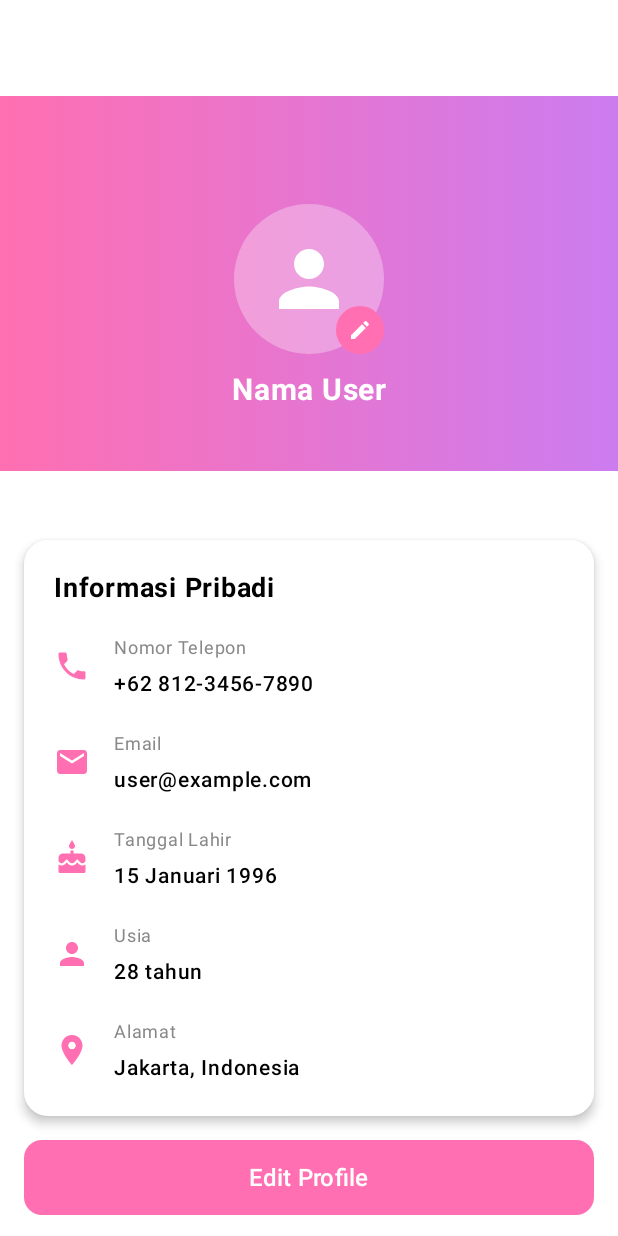
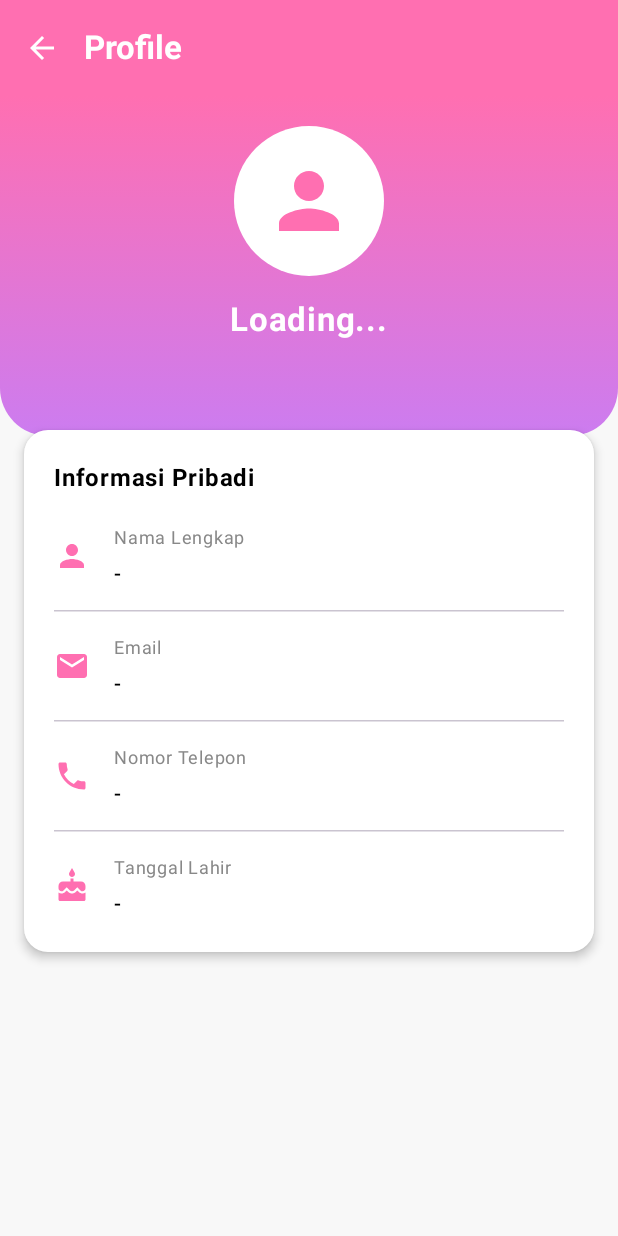
Before and after one commit to rapsz30/SehatJantungku, an Android app built with Jetpack Compose: the ProfileScreen screen opened through its navigation route, on a phone screen of 412 x 824 dp. Run offline under Robolectric (Android 15) with nearby library versions, the phone set to English and light mode, and no system bars; our stand-ins replace Firebase (no records; nobody signed in at launch, a user with empty details on screens opened directly).

Commit message:
connecting database (profile screen)

```diff
--- a/app/src/main/java/com/example/sehatjantungku/data/model/User.kt
+++ b/app/src/main/java/com/example/sehatjantungku/data/model/User.kt
@@ -4,5 +4,6 @@ data class User(
     val uid: String = "",
     val name: String = "",
     val email: String = "",
-    val phone: String = ""
+    val phone: String = "",
+    val birthDate: String = "" // Field baru untuk tanggal lahir
 )
--- a/app/src/main/java/com/example/sehatjantungku/data/repository/AuthRepository.kt
+++ b/app/src/main/java/com/example/sehatjantungku/data/repository/AuthRepository.kt
@@ -9,15 +9,13 @@ class AuthRepository {
     private val auth = FirebaseAuth.getInstance()
     private val db = FirebaseFirestore.getInstance()
 
-    // Fungsi untuk Registrasi User Baru
-    suspend fun registerUser(name: String, email: String, phone: String, pass: String): Result<Unit> {
+    // Fungsi untuk Registrasi User Baru dengan Tanggal Lahir
+    suspend fun registerUser(name: String, email: String, phone: String, pass: String, birthDate: String): Result<Unit> {
         return try {
-            // 1. Buat akun di Firebase Auth
             val result = auth.createUserWithEmailAndPassword(email, pass).await()
             val uid = result.user?.uid ?: ""
-
-            // 2. Simpan data profil tambahan ke Firestore
-            val user = User(uid = uid, name = name, email = email, phone = phone)
+            // Menyimpan objek User ke Firestore
+            val user = User(uid = uid, name = name, email = email, phone = phone, birthDate = birthDate)
             db.collection("users").document(uid).set(user).await()
 
             Result.success(Unit)
@@ -26,6 +24,17 @@ class AuthRepository {
         }
     }
 
+    // Fungsi untuk mengambil data profil dari Firestore
+    suspend fun getUserProfile(): Result<User?> {
+        return try {
+            val uid = auth.currentUser?.uid ?: return Result.success(null)
+            val snapshot = db.collection("users").document(uid).get().await()
+            val user = snapshot.toObject(User::class.java)
+            Result.success(user)
+        } catch (e: Exception) {
+            Result.failure(e)
+        }
+    }
     // Fungsi untuk Login
     suspend fun loginUser(email: String, pass: String): Result<Unit> {
         return try {
@@ -35,8 +44,7 @@ class AuthRepository {
             Result.failure(e)
         }
     }
-
-    // Fungsi untuk Lupa Password (Reset Email)
+    // Fungsi untuk Lupa Password
     suspend fun sendPasswordReset(email: String): Result<Unit> {
         return try {
             auth.sendPasswordResetEmail(email).await()
@@ -46,7 +54,7 @@ class AuthRepository {
         }
     }
 
-    // Fungsi Logout (Opsional untuk digunakan di Profile)
+    // Fungsi Logout
     fun logout() {
         auth.signOut()
     }
--- a/app/src/main/java/com/example/sehatjantungku/ui/screens/profile/ProfileScreen.kt
+++ b/app/src/main/java/com/example/sehatjantungku/ui/screens/profile/ProfileScreen.kt
@@ -9,6 +9,7 @@ import androidx.compose.material.icons.Icons
 import androidx.compose.material.icons.filled.*
 import androidx.compose.material3.*
 import androidx.compose.runtime.Composable
+import androidx.compose.runtime.LaunchedEffect
 import androidx.compose.ui.Alignment
 import androidx.compose.ui.Modifier
 import androidx.compose.ui.draw.clip
@@ -18,16 +19,27 @@ import androidx.compose.ui.graphics.vector.ImageVector
 import androidx.compose.ui.text.font.FontWeight
 import androidx.compose.ui.unit.dp
 import androidx.compose.ui.unit.sp
+import androidx.lifecycle.viewmodel.compose.viewModel
 import androidx.navigation.NavController
-import com.example.sehatjantungku.ui.theme.PinkMain
-import com.example.sehatjantungku.ui.theme.PurpleLight
+import com.example.sehatjantungku.ui.viewmodel.AuthViewModel
 
 @OptIn(ExperimentalMaterial3Api::class)
 @Composable
-fun ProfileScreen(navController: NavController) {
+fun ProfileScreen(
+    navController: NavController,
+    viewModel: AuthViewModel = viewModel()
+) {
+    val pinkMain = Color(0xFFFF6FB1)
+    val purpleLight = Color(0xFFCC7CF0)
+
+    LaunchedEffect(Unit) {
+        viewModel.fetchUserProfile()
+    }
+
+    val user = viewModel.userData
+
     Scaffold(
         topBar = {
-            // Gunakan TopAppBar transparan agar gradient di konten terlihat
             TopAppBar(
                 title = { Text("Profile", color = Color.White, fontWeight = FontWeight.Bold) },
                 navigationIcon = {
@@ -35,199 +47,75 @@ fun ProfileScreen(navController: NavController) {
                         Icon(Icons.Default.ArrowBack, contentDescription = "Back", tint = Color.White)
                     }
                 },
-                colors = TopAppBarDefaults.topAppBarColors(
-                    containerColor = Color.Transparent,
-                    // Pastikan konten bar di render di atas insets
-                    titleContentColor = Color.White,
-                    navigationIconContentColor = Color.White
-                )
+                colors = TopAppBarDefaults.topAppBarColors(containerColor = pinkMain)
             )
         }
-    ) { paddingValues ->
+    ) { innerPadding ->
         LazyColumn(
             modifier = Modifier
                 .fillMaxSize()
-                .background(Color.White)
-                // Menerapkan padding atas dari Scaffold (termasuk status bar dan TopAppBar)
-                .padding(paddingValues)
+                .padding(innerPadding)
+                .background(Color(0xFFF8F8F8)),
+            horizontalAlignment = Alignment.CenterHorizontally
         ) {
-            // Header with gradient
             item {
                 Box(
                     modifier = Modifier
                         .fillMaxWidth()
-                        .height(280.dp) // Ketinggian asli dari file ProfileScreen.kt
+                        .background(
+                            brush = Brush.verticalGradient(colors = listOf(pinkMain, purpleLight)),
+                            shape = RoundedCornerShape(bottomStart = 32.dp, bottomEnd = 32.dp)
+                        )
+                        .padding(bottom = 40.dp, top = 20.dp),
+                    contentAlignment = Alignment.Center
                 ) {
-                    // Gradient Background
-                    Box(
-                        modifier = Modifier
-                            .fillMaxWidth()
-                            .height(250.dp)
-                            .background(
-                                Brush.horizontalGradient(
-                                    colors = listOf(PinkMain, PurpleLight)
-                                )
-                            )
-                    )
-
-                    // Profile Picture dan Nama (Diposisikan di tengah Box yang lebih besar)
-                    Column(
-                        horizontalAlignment = Alignment.CenterHorizontally,
-                        modifier = Modifier
-                            .fillMaxWidth()
-                            .align(Alignment.Center)
-                    ) {
+                    Column(horizontalAlignment = Alignment.CenterHorizontally) {
                         Box(
-                            modifier = Modifier.size(100.dp)
+                            modifier = Modifier.size(100.dp).clip(CircleShape).background(Color.White),
+                            contentAlignment = Alignment.Center
                         ) {
-                            Box(
-                                modifier = Modifier
-                                    .size(100.dp)
-                                    .clip(CircleShape)
-                                    .background(Color.White.copy(alpha = 0.3f)),
-                                contentAlignment = Alignment.Center
-                            ) {
-                                Icon(
-                                    imageVector = Icons.Default.Person,
-                                    contentDescription = "Profile",
-                                    tint = Color.White,
-                                    modifier = Modifier.size(60.dp)
-                                )
-                            }
-                            Box(
-                                modifier = Modifier
-                                    .size(32.dp)
-                                    .clip(CircleShape)
-                                    .background(PinkMain)
-                                    .align(Alignment.BottomEnd),
-                                contentAlignment = Alignment.Center
-                            ) {
-                                Icon(
-                                    imageVector = Icons.Default.Edit,
-                                    contentDescription = "Edit",
-                                    tint = Color.White,
-                                    modifier = Modifier.size(16.dp)
-                                )
-                            }
+                            Icon(Icons.Default.Person, contentDescription = null, modifier = Modifier.size(60.dp), tint = pinkMain)
                         }
-                        Spacer(modifier = Modifier.height(12.dp))
-                        Text(
-                            text = "Nama User",
-                            color = Color.White,
-                            fontSize = 20.sp,
-                            fontWeight = FontWeight.Bold
-                        )
+                        Spacer(modifier = Modifier.height(16.dp))
+                        Text(text = user?.name ?: "Loading...", fontSize = 22.sp, fontWeight = FontWeight.Bold, color = Color.White)
+                        Text(text = user?.email ?: "", fontSize = 14.sp, color = Color.White.copy(alpha = 0.8f))
                     }
                 }
             }
 
-            // Personal Information Card
             item {
                 Card(
-                    modifier = Modifier
-                        .fillMaxWidth()
-                        .padding(16.dp),
+                    modifier = Modifier.fillMaxWidth().padding(16.dp).offset(y = (-20).dp),
                     shape = RoundedCornerShape(16.dp),
                     colors = CardDefaults.cardColors(containerColor = Color.White),
                     elevation = CardDefaults.cardElevation(defaultElevation = 4.dp)
                 ) {
-                    Column(
-                        modifier = Modifier.padding(20.dp)
-                    ) {
-                        Text(
-                            text = "Informasi Pribadi",
-                            fontSize = 18.sp,
-                            fontWeight = FontWeight.Bold,
-                            modifier = Modifier.padding(bottom = 16.dp)
-                        )
-
-                        // Panggilan fungsi ProfileInfoItem
-                        ProfileInfoItem(
-                            icon = Icons.Default.Phone,
-                            label = "Nomor Telepon",
-                            value = "+62 812-3456-7890"
-                        )
+                    Column(modifier = Modifier.padding(20.dp)) {
+                        Text(text = "Informasi Pribadi", fontWeight = FontWeight.Bold, fontSize = 16.sp, color = Color.Black)
                         Spacer(modifier = Modifier.height(16.dp))
 
-                        ProfileInfoItem(
-                            icon = Icons.Default.Email,
-                            label = "Email",
-                            value = "user@example.com"
-                        )
-                        Spacer(modifier = Modifier.height(16.dp))
-
-                        ProfileInfoItem(
-                            icon = Icons.Default.Cake,
-                            label = "Tanggal Lahir",
-                            value = "15 Januari 1996"
-                        )
-                        Spacer(modifier = Modifier.height(16.dp))
-
-                        ProfileInfoItem(
-                            icon = Icons.Default.Person,
-                            label = "Usia",
-                            value = "28 tahun"
-                        )
-                        Spacer(modifier = Modifier.height(16.dp))
-
-                        ProfileInfoItem(
-                            icon = Icons.Default.LocationOn,
-                            label = "Alamat",
-                            value = "Jakarta, Indonesia"
-                        )
+                        ProfileItem(Icons.Default.Person, "Nama Lengkap", user?.name ?: "-")
+                        HorizontalDivider(modifier = Modifier.padding(vertical = 12.dp))
+                        ProfileItem(Icons.Default.Email, "Email", user?.email ?: "-")
+                        HorizontalDivider(modifier = Modifier.padding(vertical = 12.dp))
+                        ProfileItem(Icons.Default.Phone, "Nomor Telepon", user?.phone ?: "-")
+                        HorizontalDivider(modifier = Modifier.padding(vertical = 12.dp))
+                        ProfileItem(Icons.Default.Cake, "Tanggal Lahir", user?.birthDate ?: "-")
                     }
                 }
-            }
-
-            // Edit Profile Button
-            item {
-                Button(
-                    onClick = { },
-                    modifier = Modifier
-                        .fillMaxWidth()
-                        .padding(horizontal = 16.dp)
-                        .height(50.dp),
-                    colors = ButtonDefaults.buttonColors(
-                        containerColor = PinkMain
-                    ),
-                    shape = RoundedCornerShape(12.dp)
-                ) {
-                    Text("Edit Profile", fontSize = 16.sp)
-                }
-                Spacer(modifier = Modifier.height(32.dp))
             }
         }
     }
 }
 
-// DEFINISI FUNGSI INI HARUS ADA DALAM FILE INI
 @Composable
-fun ProfileInfoItem(
-    icon: ImageVector,
-    label: String,
-    value: String
-) {
-    Row(
-        verticalAlignment = Alignment.CenterVertically
-    ) {
-        Icon(
-            imageVector = icon,
-            contentDescription = label,
-            tint = PinkMain,
-            modifier = Modifier.size(24.dp)
-        )
+fun ProfileItem(icon: ImageVector, label: String, value: String) {
+    Row(verticalAlignment = Alignment.CenterVertically) {
+        Icon(icon, null, tint = Color(0xFFFF6FB1), modifier = Modifier.size(24.dp))
         Spacer(modifier = Modifier.width(16.dp))
-        Column(modifier = Modifier.weight(1f)) {
-            Text(
-                text = label,
-                fontSize = 12.sp,
-                color = Color.Gray
-            )
-            Text(
-                text = value,
-                fontSize = 14.sp,
-                fontWeight = FontWeight.Medium
-            )
+        Column {
+            Text(label, fontSize = 12.sp, color = Color.Gray)
+            Text(value, fontSize = 14.sp, fontWeight = FontWeight.Medium)
         }
     }
 }
--- a/app/src/main/java/com/example/sehatjantungku/ui/viewmodel/AuthViewModel.kt
+++ b/app/src/main/java/com/example/sehatjantungku/ui/viewmodel/AuthViewModel.kt
@@ -3,87 +3,69 @@ package com.example.sehatjantungku.ui.viewmodel
 import androidx.compose.runtime.*
 import androidx.lifecycle.ViewModel
 import androidx.lifecycle.viewModelScope
+import com.example.sehatjantungku.data.model.User
 import com.example.sehatjantungku.data.repository.AuthRepository
 import kotlinx.coroutines.launch
 
 class AuthViewModel : ViewModel() {
     private val repository = AuthRepository()
 
-    // State untuk memantau proses loading
     var isLoading by mutableStateOf(false)
         private set
 
-    // State untuk menyimpan pesan error jika terjadi kegagalan
     var errorMessage by mutableStateOf<String?>(null)
         private set
 
-    // State untuk menandai keberhasilan operasi (untuk trigger navigasi)
     var isSuccess by mutableStateOf(false)
 
-    // Fungsi Login
+    // Tambahkan ini untuk menyimpan data user di Profile
+    var userData by mutableStateOf<User?>(null)
+        private set
+
     fun login(email: String, pass: String) {
-        if (email.isEmpty() || pass.isEmpty()) {
-            errorMessage = "Email dan Password tidak boleh kosong"
-            return
-        }
-
         viewModelScope.launch {
             isLoading = true
             errorMessage = null
             val result = repository.loginUser(email, pass)
             isLoading = false
-
-            if (result.isSuccess) {
-                isSuccess = true
-            } else {
-                errorMessage = result.exceptionOrNull()?.message ?: "Login Gagal"
-            }
+            if (result.isSuccess) isSuccess = true else errorMessage = result.exceptionOrNull()?.message
         }
     }
 
-    // Fungsi Register
-    fun register(name: String, email: String, phone: String, pass: String) {
-        if (name.isEmpty() || email.isEmpty() || phone.isEmpty() || pass.isEmpty()) {
-            errorMessage = "Semua bidang harus diisi"
-            return
-        }
-
+    // Perbarui fungsi register untuk menerima birthDate
+    fun register(name: String, email: String, phone: String, pass: String, birthDate: String) {
         viewModelScope.launch {
             isLoading = true
             errorMessage = null
-            val result = repository.registerUser(name, email, phone, pass)
+            val result = repository.registerUser(name, email, phone, pass, birthDate)
             isLoading = false
-
-            if (result.isSuccess) {
-                isSuccess = true
-            } else {
-                errorMessage = result.exceptionOrNull()?.message ?: "Registrasi Gagal"
-            }
+            if (result.isSuccess) isSuccess = true else errorMessage = result.exceptionOrNull()?.message
         }
     }
 
-    // Fungsi Lupa Password
+    // Tambahkan fungsi ini untuk memperbaiki error di ForgotPasswordScreen
     fun forgotPassword(email: String) {
-        if (email.isEmpty()) {
-            errorMessage = "Masukkan email terlebih dahulu"
-            return
-        }
-
         viewModelScope.launch {
             isLoading = true
             errorMessage = null
             val result = repository.sendPasswordReset(email)
             isLoading = false
-
-            if (result.isSuccess) {
-                isSuccess = true
-            } else {
-                errorMessage = result.exceptionOrNull()?.message ?: "Gagal mengirim email reset"
-            }
+            if (result.isSuccess) isSuccess = true else errorMessage = result.exceptionOrNull()?.message
         }
     }
 
-    // Fungsi untuk reset state error/success secara manual jika diperlukan
+    // Tambahkan fungsi ini untuk mengambil data ke ProfileScreen
+    fun fetchUserProfile() {
+        viewModelScope.launch {
+            isLoading = true
+            val result = repository.getUserProfile()
+            if (result.isSuccess) {
+                userData = result.getOrNull()
+            }
+            isLoading = false
+        }
+    }
+
     fun clearStatus() {
         errorMessage = null
         isSuccess = false
```
Also changed, not shown: app/src/main/java/com/example/sehatjantungku/ui/screens/auth/RegisterScreen.kt (+66 -116 lines), 3 other files.
